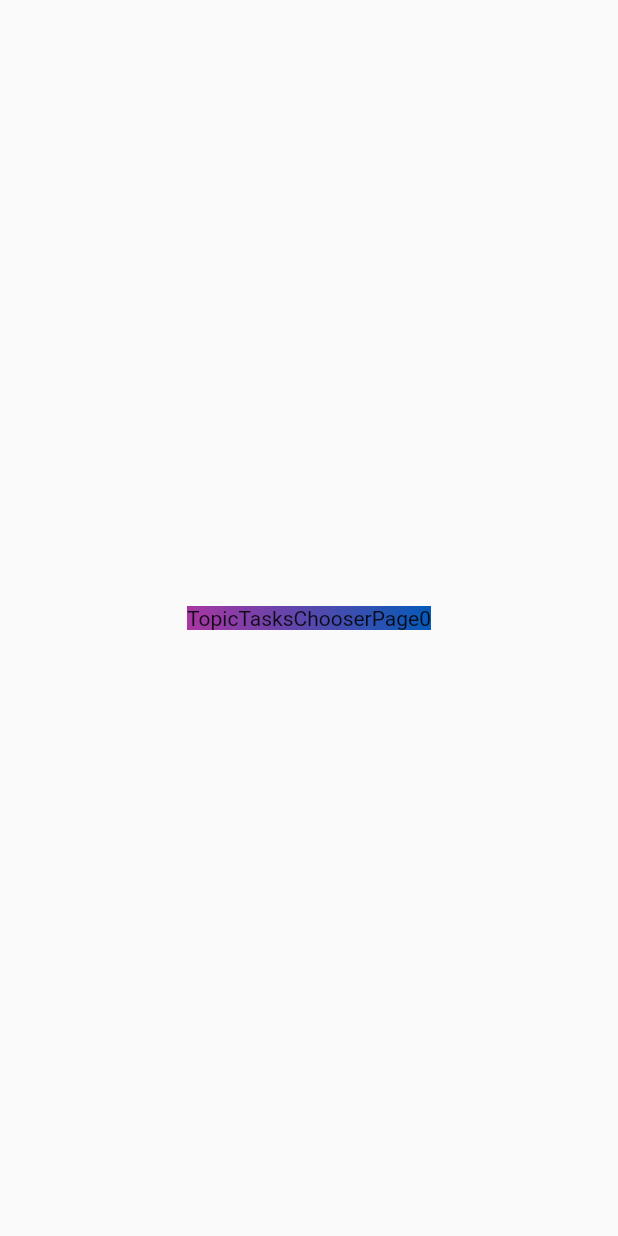
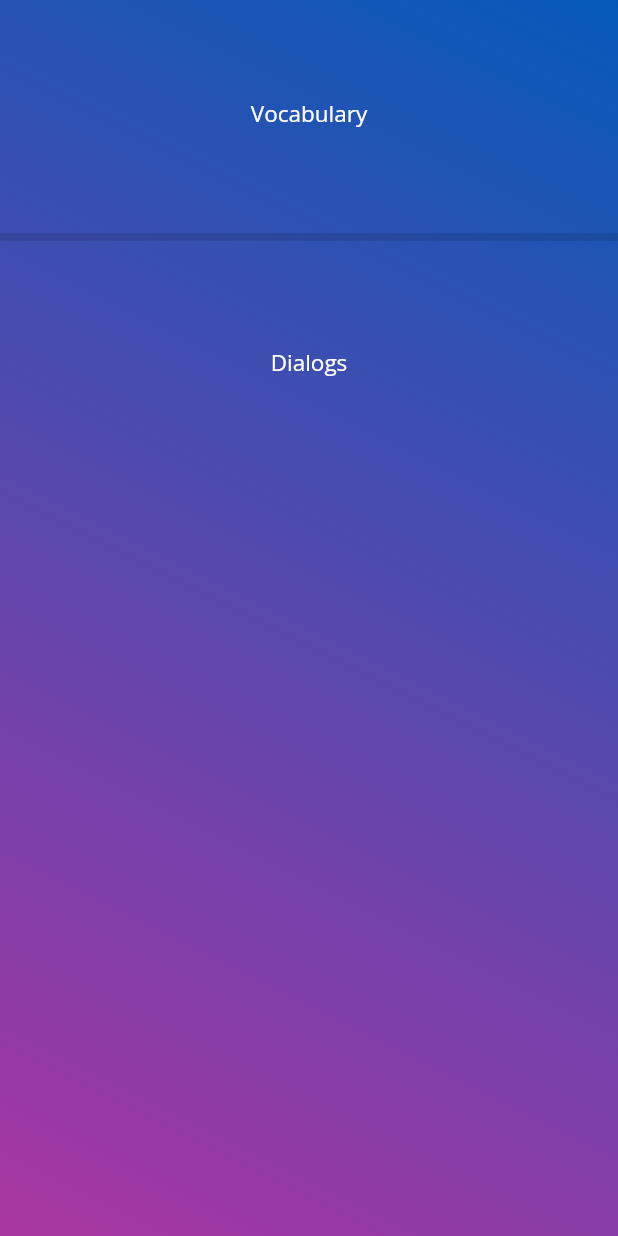
Before and after one commit to LisGein/LinguaShelf_mobile, a Flutter app: the screen it shows after launch, after a tap on "Супермаркет", on a phone screen of 412 x 824 dp. Run offline on Flutter 3.47's test engine with Material 2 defaults, Android fonts, the phone set to English and light mode, and no system bars; our stand-ins replace google_fonts.

Commit message:
(+) tasks chooser

```diff
--- a/lib/jsonreader.dart
+++ b/lib/jsonreader.dart
@@ -1,14 +1,14 @@
 import 'dart:convert';
 
+import 'package:batut_de/tasksdata.dart';
 import 'package:flutter/services.dart';
 
 class JsonReader {
-  List<String> phrases = [];
+  List<Map<String, String>> topics = [];
 
   Future<List<Map<String, String>>> loadTopics() async {
     var parsedJson = await _loadParsedJson('assets/texts/topics.json');
 
-    List<Map<String, String>> topics = [];
     if (parsedJson != null && parsedJson['topics'] != null) {
       for (var data in parsedJson['topics']) {
         topics.add(Map.from(data).cast());
@@ -17,22 +17,40 @@ class JsonReader {
     return topics;
   }
 
-  String getTopicByIndex(int index) {
-    if (phrases.length <= index) {
-      return '';
-    }
-    return phrases[index];
-  }
+  Future<TasksData> loadDialog(String topic) async {
+    var data = TasksData();
 
-  Future<List<String>> loadDialogs(String topic) async {
     var parsedJson = await _loadParsedJson('assets/texts/tasks.json');
+    if (parsedJson != null && parsedJson[topic] != null
+        && parsedJson[topic]["dialogs"] != null) {
 
-    if (parsedJson != null && parsedJson[topic] != null && parsedJson[topic]["dialogs"] != null) {
-      for (var phrase in parsedJson[topic]["dialogs"]) {
-        phrases.add(phrase);
+      if (parsedJson[topic]["dialogs"]["phrases"] != null) {
+        for (var phrase in parsedJson[topic]["dialogs"]["phrases"]) {
+          List<String> variants = [];
+          for (var variant in phrase) {
+            variants.add(variant);
+          }
+          data.phrases.add(variants);
+        }
+      }
+
+      if (parsedJson[topic]["dialogs"]["translation"] != null) {
+        for (var phrase in parsedJson[topic]["dialogs"]["translation"]) {
+          List<String> variants = [];
+          for (var variant in phrase) {
+            variants.add(variant);
+          }
+          data.translations.add(variants);
+        }
+      }
+
+      if (parsedJson[topic]["dialogs"]["vocabulary"] != null) {
+        for (var pair in parsedJson[topic]["dialogs"]["vocabulary"]) {
+          data.vocabulary.addEntries(pair);
+        }
       }
     }
-    return phrases;
+    return data;
   }
 
   dynamic _loadParsedJson(String filename) async {
--- /dev/null
+++ b/lib/lslistwidget.dart
@@ -0,0 +1,35 @@
+import 'package:batut_de/styles.dart';
+import 'package:flutter/cupertino.dart';
+import 'package:flutter/material.dart';
+
+class LsListWidget extends StatelessWidget {
+  LsListWidget({required this.data, required this.routeName, this.divThickness = 5.0});
+  List<dynamic> data;
+  double divThickness;
+  String routeName;
+
+  @override
+  Widget build(BuildContext context) {
+    return ListView.separated(
+      itemCount: data.length,
+      itemBuilder: (BuildContext context, int index) {
+        return GestureDetector(
+          onTap: () {
+            Navigator.pushNamed(context, "/" + routeName + "/" + data[index].keys.first);
+          },
+          child: SizedBox(
+              height: 150,
+              child: Center(
+                child: Text(data[index].values.first,
+                    style: Styles.getTextStyle(color: Colors.white)),
+              )),
+        );
+      },
+      separatorBuilder: (BuildContext context, int index) =>
+      Divider(thickness: divThickness),
+
+    );
+  }
+
+
+}
--- a/lib/main.dart
+++ b/lib/main.dart
@@ -26,11 +26,16 @@ class MainWidget extends StatelessWidget {
         }
 
         var uri = Uri.parse(settings.name!);
-        if (uri.pathSegments.length == 2 && uri.pathSegments.first == 'topic') {
-          var topicID = int.parse(uri.pathSegments[1]);
-          return MaterialPageRoute(
-              builder: (context) => TopicTasksChooserPage(topicID:topicID),
+        if (uri.pathSegments.length > 1 && uri.pathSegments.first == 'topic') {
+          var topic = uri.pathSegments[1].toString();
+          if (uri.pathSegments.length == 2) {
+            return MaterialPageRoute(
+              builder: (context) => TopicTasksChooserPage(topic:topic),
               settings: settings);
+          } else if (uri.pathSegments.length == 3) {
+
+
+          }
         }
 
         return MaterialPageRoute(
--- a/lib/topicchooserpage.dart
+++ b/lib/topicchooserpage.dart
@@ -1,9 +1,9 @@
-import 'package:batut_de/styles.dart';
 import 'package:flutter/material.dart';
 import 'package:provider/provider.dart';
 
 import '../basepage.dart';
 import 'applicationstate.dart';
+import 'lslistwidget.dart';
 
 class TopicChooserPage extends BasePage {
 
@@ -18,26 +18,7 @@ class TopicChooserPage extends BasePage {
                   if (!topics.hasData) {
                     return const Text("No data in json!");
                   }
-
-                  return ListView.separated(
-                    itemCount: topics.data.length,
-                    itemBuilder: (BuildContext context, int index) {
-                      return GestureDetector(
-                        onTap: () {
-                          Navigator.pushNamed(context, '/topic/' + index.toString());
-                        },
-                        child: SizedBox(
-                            height: 150,
-                            child: Center(
-                              child: Text(topics.data[index].values.first,
-                                  style: Styles.getTextStyle(color: Colors.white)),
-                            )),
-                      );
-                    },
-                    separatorBuilder: (BuildContext context, int index) =>
-                    const Divider(thickness: 5),
-
-                  );
+                  return LsListWidget(data: topics.data, routeName: 'topic');
                 }));
   }
 }
--- a/lib/topictaskschooserpage.dart
+++ b/lib/topictaskschooserpage.dart
@@ -1,19 +1,28 @@
 import 'package:flutter/cupertino.dart';
+import 'package:flutter/material.dart';
 import 'package:provider/provider.dart';
 
 import 'applicationstate.dart';
 import 'basepage.dart';
+import 'lslistwidget.dart';
 
 class TopicTasksChooserPage extends BasePage {
-  TopicTasksChooserPage({required this.topicID});
-  int topicID;
+  TopicTasksChooserPage({required this.topic});
+
+  String topic;
+  List<Map<String, String>> trainingParts = [{"vocabulary": "Vocabulary"}, {"dialogs": "Dialogs"}];
 
   @override
   Widget buildBody(BuildContext context) {
-   return Consumer<ApplicationState>(
-       builder: (context, appState, _) =>
-           Text("TopicTasksChooserPage" + topicID.toString())
-
-   );
+    return Consumer<ApplicationState>(builder: (context, appState, _) {
+      return FutureBuilder<dynamic>(
+          future: appState.jsonReader.loadDialog(topic),
+          builder: (BuildContext context, AsyncSnapshot<dynamic> dialog) {
+            if (dialog.hasData) {
+                return LsListWidget(data: trainingParts, routeName: "topic/" + topic);
+            }
+            return Text("No data");
+          });
+    });
   }
 }
```
Also changed, not shown: assets/texts/tasks.json (+23 -2 lines), lib/tasksdata.dart (added, +9 -0 lines).
